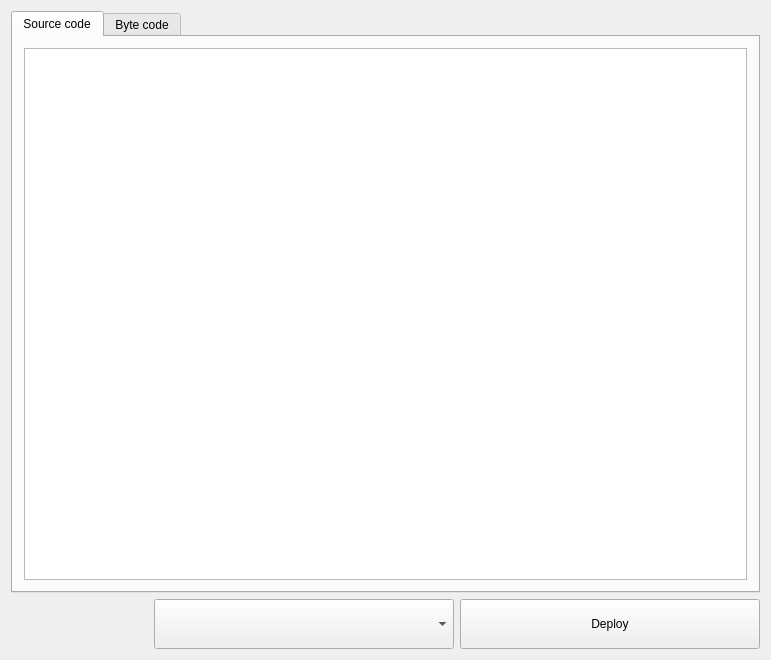
Old version of the form src/qt/forms/createcontract.ui in the repository qtumproject/qtum-enterprise.
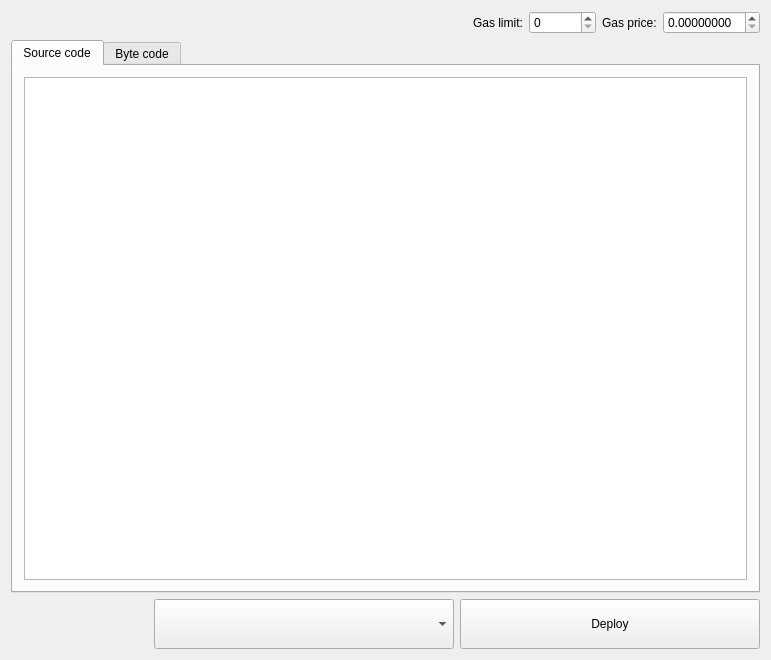
New version of the form.

Commit message: Changed forms/createcontract. Input gasPrice, gasLimit.

Patch:
```diff
--- a/src/qt/forms/createcontract.ui
+++ b/src/qt/forms/createcontract.ui
@@ -14,6 +14,62 @@
    <string>CreateContract</string>
   </property>
   <layout class="QVBoxLayout" name="verticalLayout">
+   <item>
+    <layout class="QHBoxLayout" name="horizontalLayout_3">
+     <item>
+      <layout class="QHBoxLayout" name="horizontalLayout_8">
+       <item>
+        <spacer name="horizontalSpacer_2">
+         <property name="orientation">
+          <enum>Qt::Horizontal</enum>
+         </property>
+         <property name="sizeHint" stdset="0">
+          <size>
+           <width>40</width>
+           <height>20</height>
+          </size>
+         </property>
+        </spacer>
+       </item>
+       <item>
+        <widget class="QLabel" name="label_gasLimit">
+         <property name="text">
+          <string>Gas limit:</string>
+         </property>
+        </widget>
+       </item>
+       <item>
+        <widget class="QSpinBox" name="spinBoxGasLimit">
+         <property name="maximum">
+          <number>999999999</number>
+         </property>
+        </widget>
+       </item>
+      </layout>
+     </item>
+     <item>
+      <layout class="QHBoxLayout" name="horizontalLayout_7">
+       <item>
+        <widget class="QLabel" name="label_gasPrice">
+         <property name="text">
+          <string>Gas price:</string>
+         </property>
+        </widget>
+       </item>
+       <item>
+        <widget class="QDoubleSpinBox" name="doubleSpinBoxGasPrice">
+         <property name="decimals">
+          <number>8</number>
+         </property>
+         <property name="singleStep">
+          <double>0.000001000000000</double>
+         </property>
+        </widget>
+       </item>
+      </layout>
+     </item>
+    </layout>
+   </item>
    <item>
     <layout class="QHBoxLayout" name="horizontalLayout">
      <item>
```
The commit also changes 1 other file.
